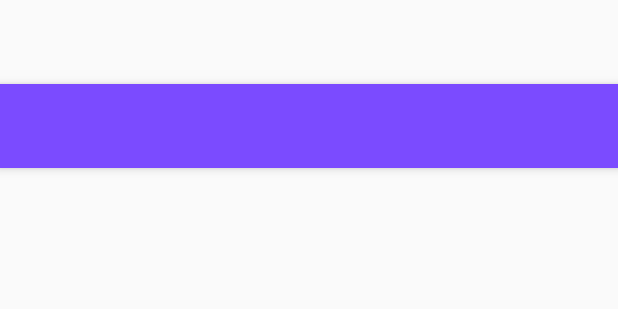
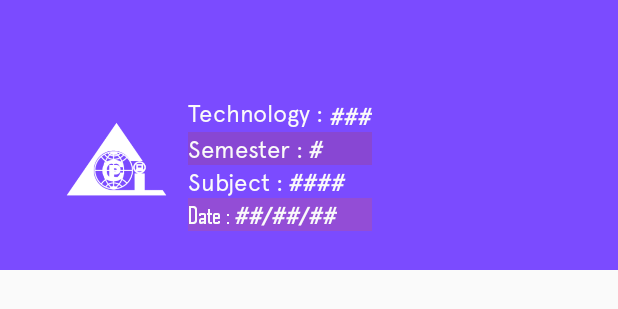
Before and after one commit to MBayazid/CPIK_Present_System, an Android app: the layout activity_student__recycle_.xml on its own in the app's theme, with its tools: preview values and no code run, on a phone screen of 412 x 824 dp. Shown: the top 309 px of the screen. Run offline under Robolectric (Android 15) with nearby library versions, the light colour scheme and no system bars.

Commit message:
New Class Type Layout, More Simplified

```diff
--- a/app/build.gradle
+++ b/app/build.gradle
@@ -29,10 +29,6 @@ dependencies {
     androidTestImplementation 'com.android.support.test:runner:1.0.2'
     androidTestImplementation 'com.android.support.test.espresso:espresso-core:3.0.2'
 
-//horijontal Calender
-    implementation 'com.flaviofaria:kenburnsview:1.0.7'
-    implementation 'com.daasuu:EasingInterpolator:1.0.0'
-    implementation 'devs.mulham.horizontalcalendar:horizontalcalendar:1.1.7'
     implementation 'com.android.support.constraint:constraint-layout:2.0.0-beta2'
     //Android Support Design Library
     //noinspection GradleCompatible
--- a/app/src/main/AndroidManifest.xml
+++ b/app/src/main/AndroidManifest.xml
@@ -53,7 +53,7 @@
             android:theme="@style/AppTheme.NoActionBar" />
         <activity
             android:name=".Teachears_Function.ViewStdInfo_RecycleView"
-            android:label="@string/app_name"
+            android:label="@string/attendance"
             android:theme="@style/AppThemeNoActionBar" />
         <activity
             android:name=".Teachears_Function.Post_Students_Attendance"
--- a/app/src/main/java/com/bayazid/cpik_present_system/Auth_Profile/GeneralUser_Profile.java
+++ b/app/src/main/java/com/bayazid/cpik_present_system/Auth_Profile/GeneralUser_Profile.java
@@ -19,6 +19,7 @@ import android.widget.Toast;
 
 import com.bayazid.cpik_present_system.DATA_SECTOR.Session;
 import com.bayazid.cpik_present_system.R;
+import com.bayazid.cpik_present_system.Students_List;
 import com.bayazid.librarycpik.TerminalAnimation.SplashScreen;
 import com.firebase.ui.auth.AuthUI;
 import com.google.android.gms.tasks.OnCompleteListener;
@@ -115,6 +116,7 @@ private Session session;
         if (id == R.id.nav_home) {
             // Handle the camera action
         } else if (id == R.id.nav_gallery) {
+            startActivity(new Intent(GeneralUser_Profile.this, Students_List.class));
 
         } else if (id == R.id.nav_slideshow) {
 
--- a/app/src/main/java/com/bayazid/cpik_present_system/Teachears_Function/Attendance_Book_Main.java
+++ b/app/src/main/java/com/bayazid/cpik_present_system/Teachears_Function/Attendance_Book_Main.java
@@ -74,7 +74,6 @@ private MyAdapter adapter;
                             for (QueryDocumentSnapshot document : task.getResult()) {
                                 Std_Data_set stdDataSet=new Std_Data_set(document.getId());
 
-
                                 std_data_sets.add(stdDataSet);
                                 adapter.notifyDataSetChanged();
                             }
--- a/app/src/main/res/layout/activity_student__recycle_.xml
+++ b/app/src/main/res/layout/activity_student__recycle_.xml
@@ -10,28 +10,33 @@
     app:layout_behavior="@string/appbar_scrolling_view_behavior">
 
     <android.support.design.widget.AppBarLayout
-        android:layout_height="wrap_content"
+        android:id="@+id/app_bar"
         android:layout_width="match_parent"
-        android:theme="@style/AppTheme.AppBarOverlay"
-        >
+        android:layout_height="@dimen/app_bar_height"
+        android:fitsSystemWindows="true"
+        android:theme="@style/AppTheme.AppBarOverlay">
 
-        <android.support.v7.widget.Toolbar
-            android:id="@+id/toolbar_std_recycle_view"
+        <android.support.design.widget.CollapsingToolbarLayout
+            android:id="@+id/toolbar_layout"
             android:layout_width="match_parent"
-            android:layout_height="?attr/actionBarSize"
-            android:background="?attr/colorPrimary"
-            app:popupTheme="@style/AppTheme.PopupOverlay"
-            app:layout_scrollFlags="scroll|enterAlways"
-            app:titleTextColor="@color/White"
-            />
-        <!--<Button-->
-            <!--android:layout_width="wrap_content"-->
-            <!--android:layout_height="wrap_content"-->
-            <!--android:layout_below="@+id/recycler_view"-->
-            <!--android:background="@drawable/theme_button"-->
-            <!--android:backgroundTint="@color/AliceBlue"-->
+            android:layout_height="match_parent"
+            android:fitsSystemWindows="true"
+            app:contentScrim="?attr/colorPrimary"
+            app:layout_scrollFlags="scroll|exitUntilCollapsed"
+            app:toolbarId="@+id/toolbar">
 
-            <!--android:text="Confirm" />-->
+            <android.support.v7.widget.Toolbar
+                android:id="@+id/toolbar_std_recycle_view"
+                android:layout_width="match_parent"
+                android:layout_height="?attr/actionBarSize"
+                app:layout_collapseMode="pin"
+                app:popupTheme="@style/AppTheme.PopupOverlay" />
+
+            <include android:layout_width="match_parent"
+                android:layout_height="wrap_content"
+                layout="@layout/layout_toolbar_class_detail"/>
+
+        </android.support.design.widget.CollapsingToolbarLayout>
     </android.support.design.widget.AppBarLayout>
 
     <include layout="@layout/content_main_recycle_view"/>
--- /dev/null
+++ b/app/src/main/res/layout/layout_toolbar_class_detail.xml
@@ -0,0 +1,153 @@
+<?xml version="1.0" encoding="utf-8"?>
+<android.support.design.widget.CoordinatorLayout xmlns:android="http://schemas.android.com/apk/res/android"
+    android:layout_width="match_parent"
+    android:layout_height="wrap_content"
+    xmlns:tools="http://schemas.android.com/tools"
+    tools:showIn="@layout/activity_student__recycle_">
+    <LinearLayout
+        android:layout_width="match_parent"
+        android:layout_height="wrap_content"
+        android:orientation="horizontal"
+        android:gravity="start"
+        android:paddingStart="@dimen/dimen_40dp"
+        >
+        <LinearLayout
+            android:layout_width="wrap_content"
+            android:layout_height="match_parent"
+            android:gravity="center">
+
+            <ImageView
+                android:layout_width="75dp"
+                android:layout_height="54dp"
+                android:src="@drawable/logo_cpik" />
+        </LinearLayout>
+
+        <LinearLayout
+            android:orientation="vertical"
+            android:layout_width="wrap_content"
+            android:layout_height="wrap_content"
+            android:gravity="start"
+            android:layout_marginStart="@dimen/dimen_10dp"
+            android:layout_marginTop="@dimen/dimen_10dp"
+            android:layout_marginBottom="3dp">
+            <LinearLayout
+                android:orientation="horizontal"
+                android:layout_width="match_parent"
+                android:layout_height="match_parent">
+                <TextView
+                    android:layout_width="wrap_content"
+                    android:layout_height="wrap_content"
+                    android:textSize="16sp"
+                    android:text="Technology : "
+                    android:textColor="@color/white1"
+                    android:textStyle="normal"
+                    android:layout_alignParentLeft="true"
+                    android:fontFamily="@font/apercu_regular"
+                    />
+
+                <TextView
+                    android:layout_width="wrap_content"
+                    android:layout_height="wrap_content"
+                    android:textSize="16sp"
+                    android:text="###"
+                    android:id="@+id/tollbar_techonology"
+                    android:lines="1"
+
+                    android:textColor="@color/white1"
+                    android:textStyle="bold|italic"
+                    android:layout_alignParentLeft="true"
+                    android:layout_gravity=""
+                    />
+            </LinearLayout>
+
+
+            <LinearLayout
+                android:orientation="horizontal"
+                android:layout_width="match_parent"
+                android:layout_height="wrap_content"
+                android:background="#2FC23910">
+                <TextView
+                    android:layout_width="wrap_content"
+                    android:layout_height="wrap_content"
+                    android:textAppearance="?android:attr/textAppearanceMedium"
+                    android:text="Semester : "
+                    android:textColor="@color/white1"
+                    android:textSize="16dp"
+                    android:textStyle="normal"
+                    android:fontFamily="@font/apercu_regular"
+                    />
+                <TextView
+                    android:layout_width="wrap_content"
+                    android:layout_height="wrap_content"
+                    android:textAppearance="?android:attr/textAppearanceMedium"
+                    android:text="# "
+                    android:textColor="@color/white1"
+                    android:textSize="16sp"
+                    android:textStyle="italic|bold"
+                    android:id="@+id/tollbar_semester" />
+
+            </LinearLayout>
+            <LinearLayout
+                android:orientation="horizontal"
+                android:layout_width="match_parent"
+                android:layout_height="wrap_content"
+               >
+                <TextView
+                    android:layout_width="wrap_content"
+                    android:layout_height="wrap_content"
+                    android:textAppearance="?android:attr/textAppearanceMedium"
+                    android:text="Subject : "
+                    android:textColor="@color/white1"
+                    android:textSize="16sp"
+                    android:textStyle="normal"
+                    android:fontFamily="@font/apercu_regular"
+                    />
+                <TextView
+                    android:id="@+id/tollbar_subcode"
+                    android:layout_width="wrap_content"
+                    android:layout_height="wrap_content"
+                    android:textAppearance="?android:attr/textAppearanceMedium"
+                    android:text="#### "
+                    android:textColor="@color/white1"
+                    android:textSize="16sp"
+                    android:textStyle="italic|bold"
+                    />
+
+            </LinearLayout>
+
+            <LinearLayout
+                android:orientation="horizontal"
+                android:layout_width="match_parent"
+                android:layout_height="wrap_content"
+                android:background="#2FFF5722">
+                <TextView
+                    android:layout_width="wrap_content"
+                    android:layout_height="wrap_content"
+                    android:textAppearance="?android:attr/textAppearanceMedium"
+                    android:textColor="@color/white1"
+
+                    android:text="Date : "
+                    android:textSize="16sp"
+                    android:fontFamily="@font/agency"
+                    />
+                <TextView
+                    android:layout_width="wrap_content"
+                    android:layout_height="wrap_content"
+                    android:textAppearance="?android:attr/textAppearanceMedium"
+                    android:text="##/##/##"
+                    android:textStyle="italic|bold"
+                    android:textSize="16sp"
+                    android:textColor="@color/white1"
+                    android:id="@+id/tollbar_date" />
+
+            </LinearLayout>
+
+
+
+
+
+        </LinearLayout>
+
+    </LinearLayout>
+
+</android.support.design.widget.CoordinatorLayout>
--- a/app/src/main/res/values/strings.xml
+++ b/app/src/main/res/values/strings.xml
@@ -29,4 +29,5 @@
     <string name="menu_send">Send</string>
 
     <string name="Root_URL">http://192.168.0.106/CPIK_APIs/</string>
+    <string name="attendance">Attendance</string>
 </resources>
```
Also changed, not shown: app/src/main/java/com/bayazid/cpik_present_system/Auth_Profile/Teachers_Panel.java (+8 -9 lines), app/src/main/java/com/bayazid/cpik_present_system/Students_List.java (+65 -1 lines), app/src/main/java/com/bayazid/cpik_present_system/Teachears_Function/Create_Student.java (+4 -39 lines), app/src/main/java/com/bayazid/cpik_present_system/Teachears_Function/Teacher_Class_type.java (+10 -41 lines), app/src/main/java/com/bayazid/cpik_present_system/Teachears_Function/ViewStdInfo_RecycleView.java (+27 -9 lines), app/src/main/res/layout/activity_create__student.xml (+36 -42 lines), app/src/main/res/layout/activity_students__list.xml (+44 -1 lines), app/src/main/res/layout/activity_teacher__class_type.xml (+32 -42 lines), app/src/main/res/layout/content_teachers__panel.xml (+12 -8 lines), app/src/main/res/menu/menu_attend_class.xml (+12 -6 lines).
